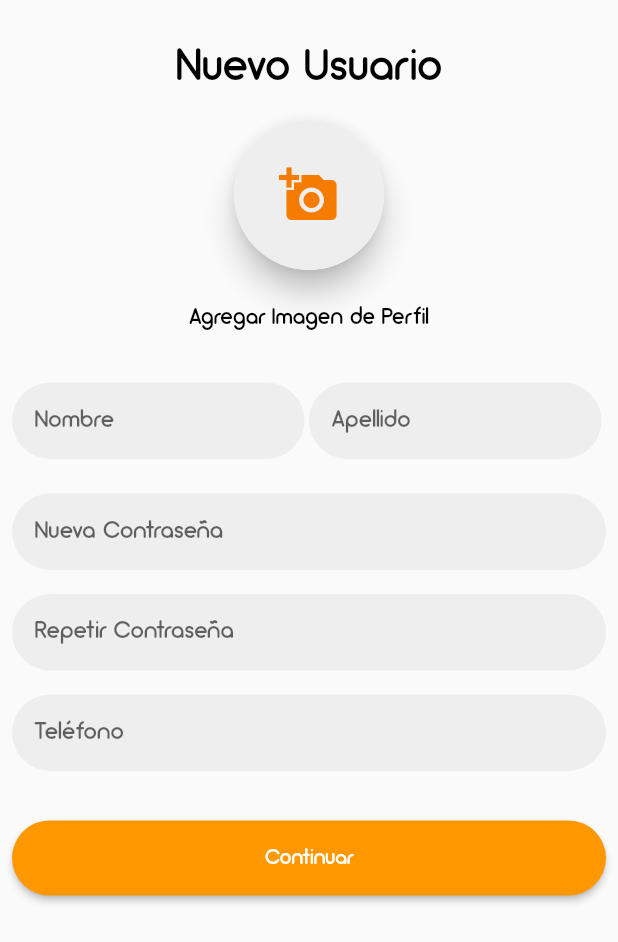
After one commit to edycarreyes99/Vagos, a Flutter app: the NewUserPage screen opened directly, on a phone screen of 412 x 824 dp. The commit adds this screen. Shown: the top 942 px of the screen. Run offline on Flutter 3.47's test engine with Material 2 defaults, Android fonts, the phone set to English and light mode, and no system bars; our stand-ins replace cloud_firestore, firebase_auth, fluttertoast, font_awesome_flutter, google_sign_in, image_picker; accounts and stored records are empty.

Commit message:
se crea la pagina para terminar de completar los datos para los usuarios nuevos

```diff
--- /dev/null
+++ b/lib/pages/newUser.dart
@@ -0,0 +1,288 @@
+import 'package:flutter/material.dart';
+import 'package:vagos/servicios/servicio.dart';
+import 'package:image_picker/image_picker.dart';
+import 'dart:io';
+import 'package:cloud_firestore/cloud_firestore.dart';
+
+class NewUserPage extends StatefulWidget {
+  NewUserPage({this.auth});
+  final BaseAuth auth;
+
+  @override
+  _NewUserPageState createState() => _NewUserPageState();
+}
+
+class _NewUserPageState extends State<NewUserPage> {
+  final formKeyy = new GlobalKey<FormState>();
+
+  File _profilePicture;
+
+  String _nombre;
+  String _password;
+  String _apellido;
+  int _telefono;
+
+  Future fotoCamara() async {
+    var imagen = await ImagePicker.pickImage(source: ImageSource.camera);
+
+    setState(() {
+      _profilePicture = imagen;
+    });
+  }
+
+  Future fotoGaleria() async {
+    var imagen = await ImagePicker.pickImage(source: ImageSource.gallery);
+
+    setState(() {
+      _profilePicture = imagen;
+    });
+  }
+
+  void mostrarModal() {
+    showModalBottomSheet(
+        context: context,
+        builder: (BuildContext context) {
+          return Column(
+            mainAxisSize: MainAxisSize.min,
+            children: <Widget>[
+              ListTile(
+                leading: Icon(
+                  Icons.add_a_photo,
+                  color: Colors.orange,
+                ),
+                title: Text('Tomar Foto'),
+                onTap: () {
+                  Navigator.pop(context);
+                  fotoCamara()
+                      .then((imagen) => print(_profilePicture.path))
+                      .catchError((e) => print(e));
+                },
+              ),
+              Divider(
+                color: Colors.grey,
+              ),
+              ListTile(
+                leading: Icon(
+                  Icons.photo_library,
+                  color: Colors.orange,
+                ),
+                title: Text("Escoger de la Galería"),
+                onTap: () {
+                  Navigator.pop(context);
+                  fotoGaleria()
+                      .then((imagen) => print(_profilePicture.path))
+                      .catchError((e) => print(e));
+                },
+              )
+            ],
+          );
+        });
+  }
+
+  @override
+  Widget build(BuildContext context) {
+    return Scaffold(
+      body: ListView(
+        children: <Widget>[
+          Column(
+            children: <Widget>[
+              Center(
+                  child: Padding(
+                padding: const EdgeInsets.fromLTRB(0, 30, 0, 0),
+                child: Text(
+                  'Nuevo Usuario',
+                  style: TextStyle(
+                    color: Colors.black,
+                    fontSize: 30,
+                  ),
+                ),
+              ))
+            ],
+          ),
+          Container(
+            child: Form(
+              key: formKeyy,
+              child: Padding(
+                padding: const EdgeInsets.symmetric(vertical: 15),
+                child: Column(
+                  children: <Widget>[
+                    Padding(
+                      padding: const EdgeInsets.symmetric(vertical: 5),
+                      child: Center(
+                          child: Material(
+                        borderRadius: BorderRadius.circular(50),
+                        elevation: 8.0,
+                        child: GestureDetector(
+                          onTap: mostrarModal,
+                          child: CircleAvatar(
+                            backgroundColor: _profilePicture == null
+                                ? Colors.grey[200]
+                                : null,
+                            radius: 50,
+                            backgroundImage: _profilePicture == null
+                                ? null
+                                : FileImage(_profilePicture),
+                            child: _profilePicture == null
+                                ? Icon(
+                                    Icons.add_a_photo,
+                                    size: 40,
+                                  )
+                                : null,
+                          ),
+                        ),
+                      )),
+                    ),
+                    Center(
+                      child: Padding(
+                        padding: const EdgeInsets.all(20.0),
+                        child: Text(
+                          _profilePicture == null
+                              ? 'Agregar Imagen de Perfil'
+                              : "Cambiar Imagen de Perfil",
+                          style: TextStyle(color: Colors.black, fontSize: 15.0),
+                        ),
+                      ),
+                    ),
+                    Container(
+                        padding: EdgeInsets.fromLTRB(8, 15, 8, 15),
+                        child: Row(
+                          children: <Widget>[
+                            Flexible(
+                              child: Padding(
+                                padding: const EdgeInsets.fromLTRB(0, 0, 3, 0),
+                                child: TextFormField(
+                                  keyboardType: TextInputType.text,
+                                  autofocus: false,
+                                  validator: (value) => value.isEmpty
+                                      ? 'El Nombre no puede estar Vacío'
+                                      : null,
+                                  onSaved: (value) => _nombre = value,
+                                  decoration: InputDecoration(
+                                      labelText: 'Nombre',
+                                      contentPadding: EdgeInsets.fromLTRB(
+                                          15.0, 20.0, 20.0, 15.0),
+                                      border: OutlineInputBorder(
+                                          borderRadius: const BorderRadius.all(
+                                              const Radius.circular(30.0)),
+                                          borderSide: BorderSide.none),
+                                      filled: true,
+                                      fillColor: Colors.grey[200],
+                                      hasFloatingPlaceholder: true),
+                                ),
+                              ),
+                            ),
+                            Flexible(
+                              child: Padding(
+                                padding: const EdgeInsets.fromLTRB(0, 0, 3, 0),
+                                child: TextFormField(
+                                  keyboardType: TextInputType.text,
+                                  autofocus: false,
+                                  validator: (value) => value.isEmpty
+                                      ? 'El Apellido no puede estar Vacío'
+                                      : null,
+                                  onSaved: (value) => _apellido = value,
+                                  decoration: InputDecoration(
+                                      labelText: 'Apellido',
+                                      contentPadding: EdgeInsets.fromLTRB(
+                                          15.0, 20.0, 20.0, 15.0),
+                                      border: OutlineInputBorder(
+                                          borderRadius: const BorderRadius.all(
+                                              const Radius.circular(30.0)),
+                                          borderSide: BorderSide.none),
+                                      filled: true,
+                                      fillColor: Colors.grey[200],
+                                      hasFloatingPlaceholder: true),
+                                ),
+                              ),
+                            ),
+                          ],
+                        )),
+                    Padding(
+                      padding: const EdgeInsets.all(8.0),
+                      child: TextFormField(
+                        autofocus: false,
+                        obscureText: true,
+                        validator: (value) => value.isEmpty
+                            ? 'La Contraseña no puede estar vacía'
+                            : null,
+                        onSaved: (value) => _password = value,
+                        decoration: InputDecoration(
+                            labelText: 'Nueva Contraseña',
+                            contentPadding:
+                                EdgeInsets.fromLTRB(15.0, 20.0, 20.0, 15.0),
+                            border: OutlineInputBorder(
+                                borderRadius: const BorderRadius.all(
+                                    const Radius.circular(30.0)),
+                                borderSide: BorderSide.none),
+                            filled: true,
+                            fillColor: Colors.grey[200],
+                            hasFloatingPlaceholder: true),
+                      ),
+                    ),
+                    Padding(
+                      padding: const EdgeInsets.all(8.0),
+                      child: TextFormField(
+                        autofocus: false,
+                        obscureText: true,
+                        validator: (value) => value.isEmpty
+                            ? 'Este Campo no puede estar vacio'
+                            : null,
+                        onSaved: (value) => _password = value,
+                        decoration: InputDecoration(
+                            labelText: 'Repetir Contraseña',
+                            contentPadding:
+                                EdgeInsets.fromLTRB(15.0, 20.0, 20.0, 15.0),
+                            border: OutlineInputBorder(
+                                borderRadius: const BorderRadius.all(
+                                    const Radius.circular(30.0)),
+                                borderSide: BorderSide.none),
+                            filled: true,
+                            fillColor: Colors.grey[200],
+                            hasFloatingPlaceholder: true),
+                      ),
+                    ),
+                    Padding(
+                      padding: EdgeInsets.all(8.0),
+                      child: TextFormField(
+                          keyboardType: TextInputType.number,
+                          autofocus: false,
+                          validator: (value) => value.isEmpty
+                              ? 'El número telefónico no pued estar vacio'
+                              : null,
+                          onSaved: (value) => _telefono = int.parse(value),
+                          decoration: InputDecoration(
+                              labelText: 'Teléfono',
+                              contentPadding:
+                                  EdgeInsets.fromLTRB(15.0, 20.0, 20.0, 15.0),
+                              border: OutlineInputBorder(
+                                  borderRadius: const BorderRadius.all(
+                                      const Radius.circular(30.0)),
+                                  borderSide: BorderSide.none),
+                              filled: true,
+                              fillColor: Colors.grey[200],
+                              hasFloatingPlaceholder: true)),
+                    )
+                  ],
+                ),
+              ),
+            ),
+          ),
+          Padding(
+              padding: EdgeInsets.fromLTRB(8, 10, 8, 25),
+              child: SizedBox(
+                height: 50.0,
+                child: RaisedButton(
+                    onPressed: () => {},
+                    color: Colors.orange,
+                    child: Text(
+                      'Continuar',
+                      style: TextStyle(color: Colors.white),
+                    ),
+                    shape: new RoundedRectangleBorder(
+                        borderRadius: new BorderRadius.circular(50.0))),
+              ))
+        ],
+      ),
+    );
+  }
+}
```
Also changed, not shown: lib/pages/login.dart (+4 -4 lines), lib/pages/signup.dart (+1 -19 lines), lib/router.dart (+56 -4 lines).
